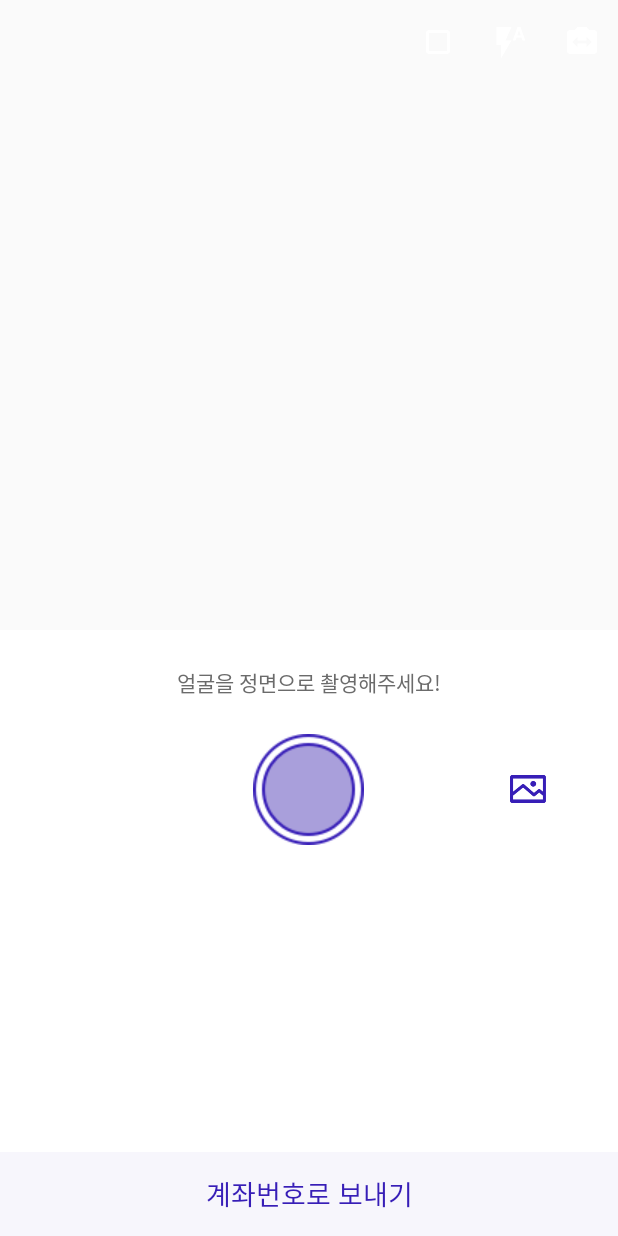
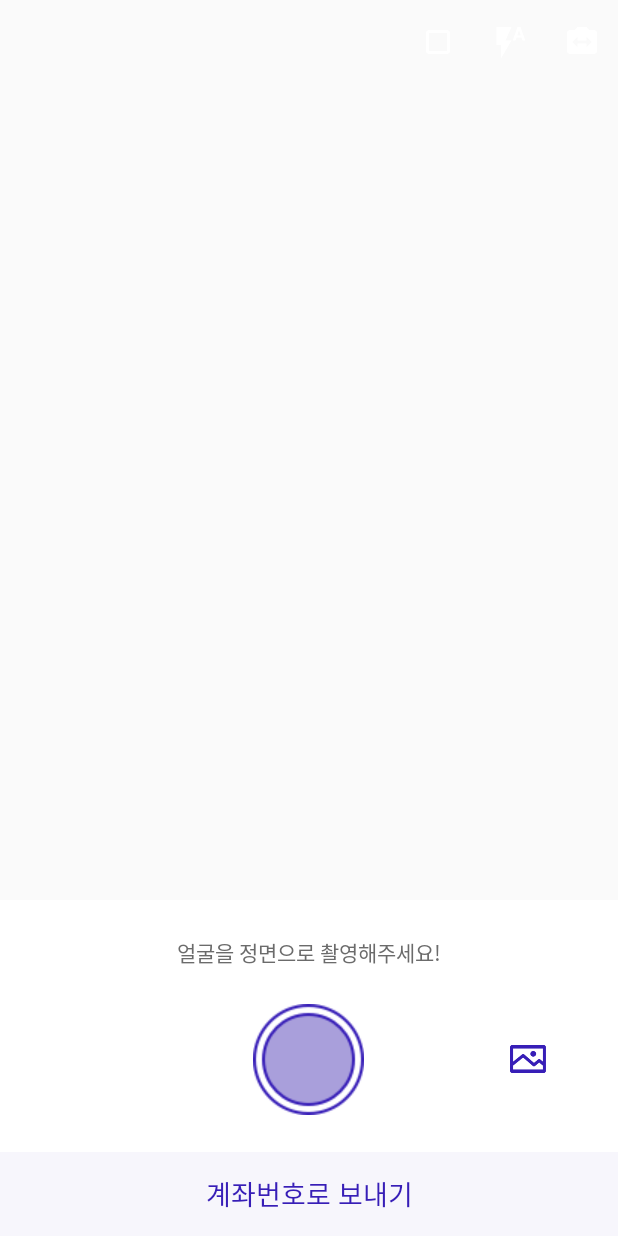
Before and after one commit to hehpollon/Fay2, an Android app: the screen it shows after launch (CameraActivity), on a phone screen of 412 x 824 dp. Run offline under Robolectric (Android 15) with nearby library versions, the phone set to English and light mode, and no system bars; 15 statements that could not run were skipped.

Commit message:
Set camera control layout to fixed height

```diff
--- a/demo/src/main/res/layout/activity_main.xml
+++ b/demo/src/main/res/layout/activity_main.xml
@@ -22,12 +22,12 @@
     <include
         layout="@layout/include_camera"
         android:layout_width="match_parent"
-        android:layout_height="420dp"/>
+        android:layout_weight="1"
+        android:layout_height="0dp" />
 
     <include
         layout="@layout/include_control"
         android:layout_width="match_parent"
-        android:layout_height="0dp"
-        android:layout_weight="1"/>
+        android:layout_height="224dp" />
 
 </LinearLayout>
--- a/demo/src/main/res/layout/include_control.xml
+++ b/demo/src/main/res/layout/include_control.xml
@@ -15,8 +15,8 @@
     android:id="@+id/control"
     xmlns:android="http://schemas.android.com/apk/res/android"
     xmlns:app="http://schemas.android.com/apk/res-auto"
-    android:layout_width="wrap_content"
-    android:layout_height="wrap_content"
+    android:layout_width="match_parent"
+    android:layout_height="match_parent"
     android:orientation="vertical"
     android:background="#ffffff">
 
```
